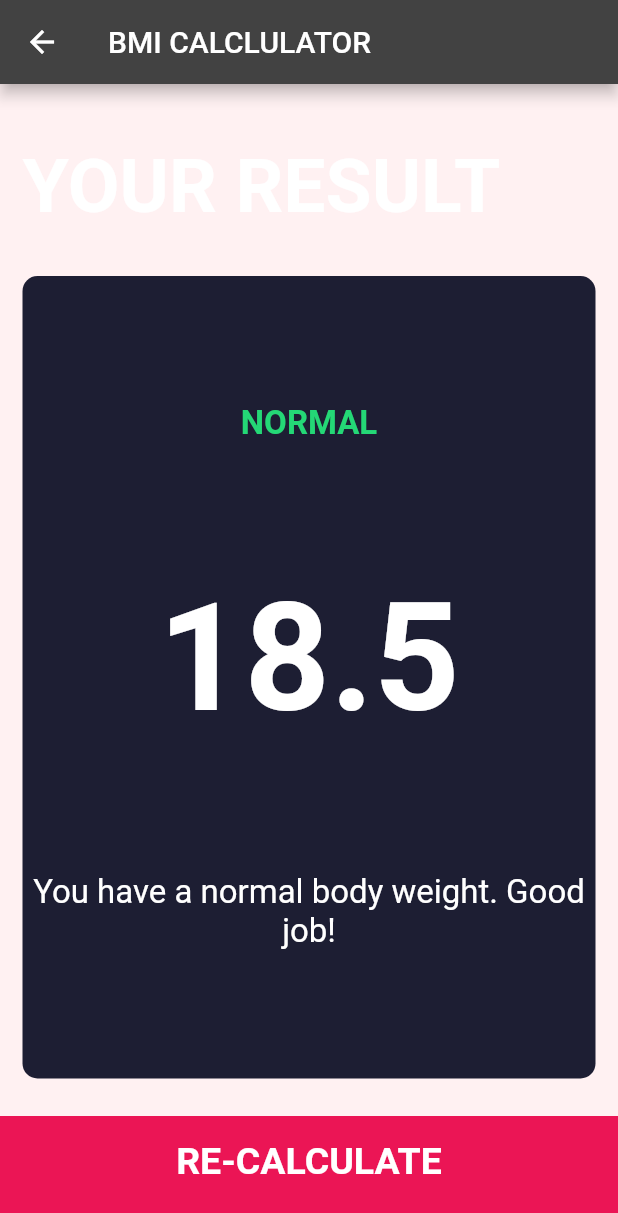
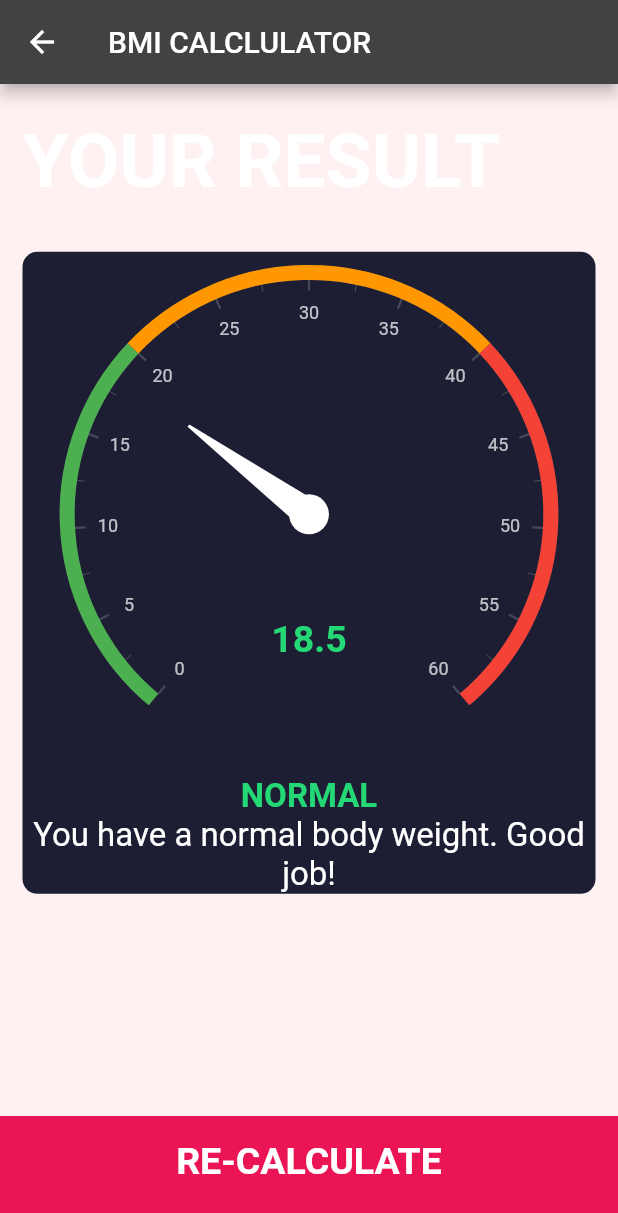
Before and after one commit to anotherfaizan/BMI-_Calculator, a Flutter app: the screen it shows after launch, after a tap on "CALCULATE", on a phone screen of 412 x 824 dp. Shown: the top 1213 px of the screen. Run offline on Flutter 3.47's test engine with Material 2 defaults, Android fonts, the phone set to English and light mode, and no system bars; drawn by our look-alikes of syncfusion_flutter_gauges; our stand-ins replace font_awesome_flutter.

Commit message:
added screenshots

```diff
--- a/lib/screens/results_page.dart
+++ b/lib/screens/results_page.dart
@@ -1,8 +1,8 @@
 import 'package:bmi_calculator/components/bottom_button.dart';
 import 'package:bmi_calculator/components/constants.dart';
 import 'package:bmi_calculator/components/reusable_card.dart';
-import 'package:flutter/cupertino.dart';
 import 'package:flutter/material.dart';
+import 'package:syncfusion_flutter_gauges/gauges.dart';
 
 class ResultPage extends StatelessWidget {
 
@@ -33,20 +33,35 @@ class ResultPage extends StatelessWidget {
             ),
           ),
           Expanded(
-            flex: 5,
+            flex: 6,
+            child: SingleChildScrollView(
                 child: ReusableCard(
                     colour: kActiveCardColor,
                   cardChild: Column(
                     mainAxisAlignment: MainAxisAlignment.spaceEvenly,
                     crossAxisAlignment: CrossAxisAlignment.center,
                     children: [
+                      SfRadialGauge(axes: <RadialAxis>[
+                        RadialAxis(minimum: 0, maximum: 60, ranges: <GaugeRange>[
+                          GaugeRange(startValue: 0, endValue: 20, color: Colors.green),
+                          GaugeRange(startValue: 20, endValue: 40, color: Colors.orange),
+                          GaugeRange(startValue: 40, endValue: 60, color: Colors.red)
+                        ], pointers: <GaugePointer>[
+                          NeedlePointer(value: double.parse(bmiResult))
+                        ], annotations: <GaugeAnnotation>[
+                          GaugeAnnotation(
+                              widget: Container(
+                                  child: Text('${bmiResult}',
+                                      style: const TextStyle(
+                                          color: Color(0xFF24D876),
+                                          fontSize: 25, fontWeight: FontWeight.bold))),
+                              angle: 90,
+                              positionFactor: 0.5)
+                        ])
+                      ]),
                       Text(
                         resultText.toUpperCase(),
                         style: kResultTextStyle,
-                    ),
-                    Text(
-                      bmiResult,
-                      style: kBMITextStyle,
                       ),
                       Text(
                         interpretation,
@@ -56,6 +71,7 @@ class ResultPage extends StatelessWidget {
                     ],
                   ),
                 ),),
+          ),
           BottomButton(
             buttonTitle: 'RE-CALCULATE',
             onTap: (){
--- a/pubspec.yaml
+++ b/pubspec.yaml
@@ -35,6 +35,7 @@ dependencies:
   # Use with the CupertinoIcons class for iOS style icons.
   cupertino_icons: ^1.0.2
   font_awesome_flutter: ^9.2.0
+  syncfusion_flutter_gauges: ^19.4.56
 
 dev_dependencies:
   flutter_test:
```
Also changed, not shown: pubspec.lock, readme_data/Screenshot_20220322_230920.png (added), readme_data/Screenshot_20220322_230950.png (added), 1 other file. Lines whose indentation alone changed are shown as unchanged.
